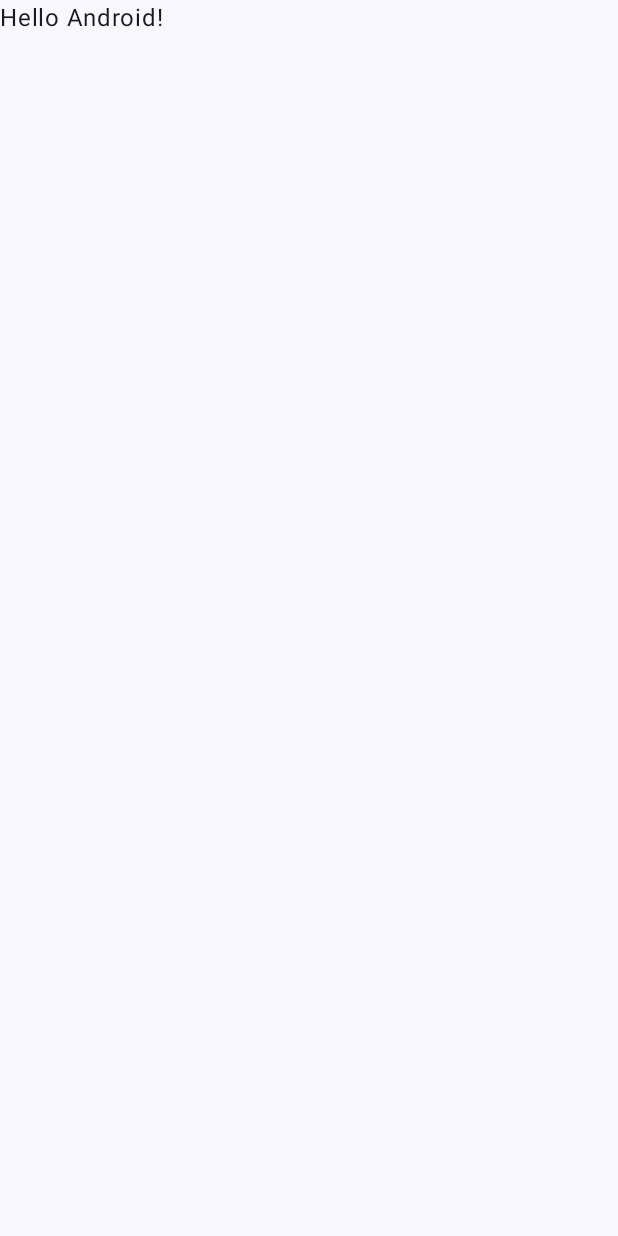
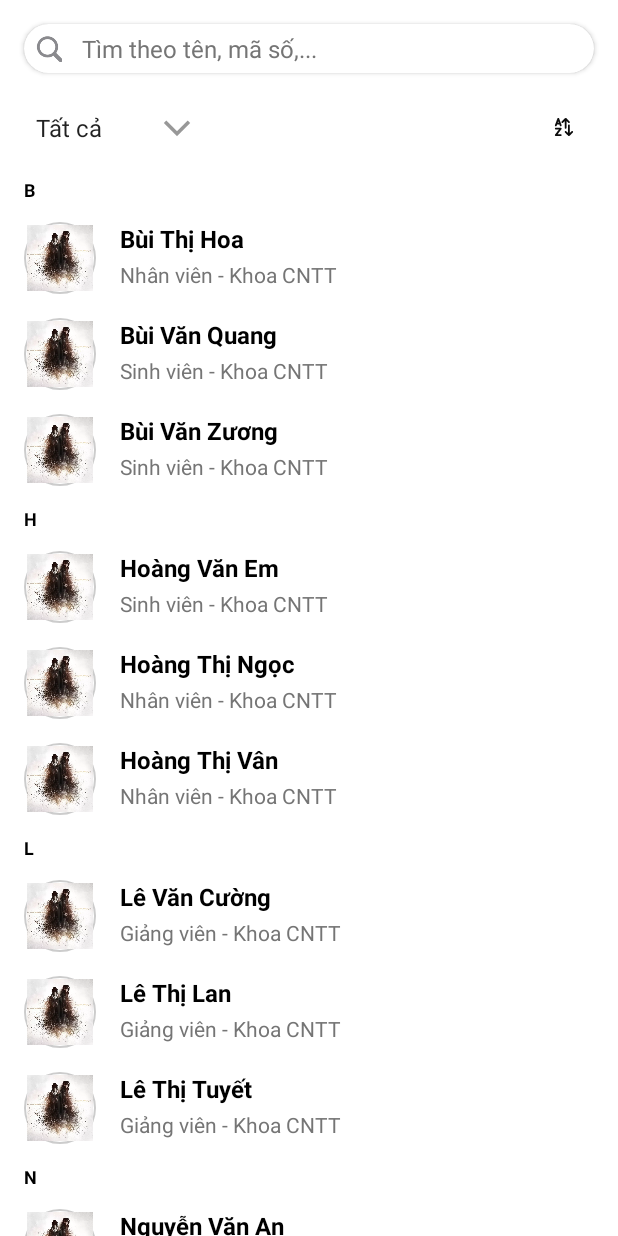
Before and after one commit to dauvangiang/tlu_contact, an Android app built with Jetpack Compose: the screen it shows after launch (MainActivity), on a phone screen of 412 x 824 dp. Before the commit the screen is almost empty. Run offline under Robolectric (Android 15) with nearby library versions, the phone set to English and light mode, and no system bars.

Commit message:
test group contect

```diff
--- a/TLUContact/app/build.gradle.kts
+++ b/TLUContact/app/build.gradle.kts
@@ -51,6 +51,9 @@ dependencies {
     implementation(libs.androidx.ui.graphics)
     implementation(libs.androidx.ui.tooling.preview)
     implementation(libs.androidx.material3)
+    implementation(libs.androidx.constraintlayout)
+    implementation(libs.androidx.cardview)
+    implementation(libs.androidx.recyclerview)
     testImplementation(libs.junit)
     androidTestImplementation(libs.androidx.junit)
     androidTestImplementation(libs.androidx.espresso.core)
--- a/TLUContact/app/src/main/java/com/mobile/group/tlucontact/MainActivity.kt
+++ b/TLUContact/app/src/main/java/com/mobile/group/tlucontact/MainActivity.kt
@@ -11,37 +11,19 @@ import androidx.compose.material3.Text
 import androidx.compose.runtime.Composable
 import androidx.compose.ui.Modifier
 import androidx.compose.ui.tooling.preview.Preview
+import androidx.fragment.app.FragmentActivity
+import com.mobile.group.tlucontact.fragment.ContactListFragment
 import com.mobile.group.tlucontact.ui.theme.TLUContactTheme
 
-class MainActivity : ComponentActivity() {
+class MainActivity : FragmentActivity() {
     override fun onCreate(savedInstanceState: Bundle?) {
         super.onCreate(savedInstanceState)
-        enableEdgeToEdge()
-        setContent {
-            TLUContactTheme {
-                Scaffold(modifier = Modifier.fillMaxSize()) { innerPadding ->
-                    Greeting(
-                        name = "Android",
-                        modifier = Modifier.padding(innerPadding)
-                    )
-                }
-            }
+        setContentView(R.layout.activity_main)
+
+        if (savedInstanceState == null) {
+            supportFragmentManager.beginTransaction()
+                .replace(R.id.container, ContactListFragment())
+                .commit()
         }
     }
 }
-
-@Composable
-fun Greeting(name: String, modifier: Modifier = Modifier) {
-    Text(
-        text = "Hello $name!",
-        modifier = modifier
-    )
-}
-
-@Preview(showBackground = true)
-@Composable
-fun GreetingPreview() {
-    TLUContactTheme {
-        Greeting("Android")
-    }
-}
--- /dev/null
+++ b/TLUContact/app/src/main/java/com/mobile/group/tlucontact/adapter/ContactAdapter.kt
@@ -0,0 +1,124 @@
+package com.mobile.group.tlucontact.adapter
+
+import Contact
+import android.view.LayoutInflater
+import android.view.View
+import android.view.ViewGroup
+import android.widget.ImageView
+import android.widget.TextView
+import androidx.recyclerview.widget.RecyclerView
+import com.mobile.group.tlucontact.R
+
+class ContactAdapter : RecyclerView.Adapter<RecyclerView.ViewHolder>() {
+
+    companion object {
+        private const val TYPE_HEADER = 0
+        private const val TYPE_CONTACT = 1
+    }
+
+    private var items: List<ContactListItem> = emptyList()
+    private var filteredItems: List<ContactListItem> = emptyList()
+
+    fun setData(contacts: List<Contact>) {
+        // Group contacts by first letter and create headers
+        val groupedContacts = contacts.groupBy { it.firstLetter }
+            .toSortedMap()
+            .flatMap { (letter, contactsInGroup) ->
+                listOf(ContactListItem.Header(letter)) +
+                        contactsInGroup.map { ContactListItem.ContactItem(it) }
+            }
+
+        items = groupedContacts
+        filteredItems = groupedContacts
+        notifyDataSetChanged()
+    }
+
+    fun filter(query: String) {
+        if (query.isEmpty()) {
+            filteredItems = items
+        } else {
+            // Filter contacts and rebuild the list with headers
+            val filteredContacts = items.filterIsInstance<ContactListItem.ContactItem>()
+                .filter { it.contact.name.contains(query, ignoreCase = true) }
+                .groupBy { it.contact.firstLetter }
+                .toSortedMap()
+                .flatMap { (letter, contactsInGroup) ->
+                    listOf(ContactListItem.Header(letter)) + contactsInGroup
+                }
+
+            filteredItems = filteredContacts
+        }
+        notifyDataSetChanged()
+    }
+
+    fun sort(ascending: Boolean) {
+        // Extract contacts, sort them, and rebuild the list with headers
+        val contacts = items.filterIsInstance<ContactListItem.ContactItem>()
+            .map { it.contact }
+            .let {
+                if (ascending) it.sortedBy { contact -> contact.name }
+                else it.sortedByDescending { contact -> contact.name }
+            }
+
+        setData(contacts)
+    }
+
+    override fun getItemViewType(position: Int): Int {
+        return when (filteredItems[position]) {
+            is ContactListItem.Header -> TYPE_HEADER
+            is ContactListItem.ContactItem -> TYPE_CONTACT
+        }
+    }
+
+    override fun onCreateViewHolder(parent: ViewGroup, viewType: Int): RecyclerView.ViewHolder {
+        return when (viewType) {
+            TYPE_HEADER -> {
+                val view = LayoutInflater.from(parent.context)
+                    .inflate(R.layout.item_contact_header, parent, false)
+                HeaderViewHolder(view)
+            }
+            TYPE_CONTACT -> {
+                val view = LayoutInflater.from(parent.context)
+                    .inflate(R.layout.item_contact, parent, false)
+                ContactViewHolder(view)
+            }
+            else -> throw IllegalArgumentException("Invalid view type")
+        }
+    }
+
+    override fun onBindViewHolder(holder: RecyclerView.ViewHolder, position: Int) {
+        when (val item = filteredItems[position]) {
+            is ContactListItem.Header -> (holder as HeaderViewHolder).bind(item)
+            is ContactListItem.ContactItem -> (holder as ContactViewHolder).bind(item.contact)
+        }
+    }
+
+    override fun getItemCount(): Int = filteredItems.size
+
+    class HeaderViewHolder(itemView: View) : RecyclerView.ViewHolder(itemView) {
+        private val textViewHeader: TextView = itemView.findViewById(R.id.textViewHeader)
+
+        fun bind(header: ContactListItem.Header) {
+            textViewHeader.text = header.letter
+        }
+    }
+
+    class ContactViewHolder(itemView: View) : RecyclerView.ViewHolder(itemView) {
+        private val imageViewAvatar: ImageView = itemView.findViewById(R.id.imageViewAvatar)
+        private val textViewName: TextView = itemView.findViewById(R.id.textViewName)
+        private val textViewPosition: TextView = itemView.findViewById(R.id.textViewPosition)
+
+        fun bind(contact: Contact) {
+            textViewName.text = contact.name
+            textViewPosition.text = contact.displayPosition
+
+            // Sử dụng setImageResource thay vì Glide
+            imageViewAvatar.setImageResource(contact.avatarResId)
+        }
+    }
+}
+
+sealed class ContactListItem {
+    data class Header(val letter: String) : ContactListItem()
+    data class ContactItem(val contact: Contact) : ContactListItem()
+}
--- /dev/null
+++ b/TLUContact/app/src/main/java/com/mobile/group/tlucontact/fragment/ContactListFragment.kt
@@ -0,0 +1,145 @@
+package com.mobile.group.tlucontact.fragment
+
+import Contact
+import android.os.Bundle
+import android.text.Editable
+import android.text.TextWatcher
+import android.view.LayoutInflater
+import android.view.View
+import android.view.ViewGroup
+import android.widget.ArrayAdapter
+import android.widget.EditText
+import android.widget.ImageButton
+import android.widget.Spinner
+import androidx.fragment.app.Fragment
+import androidx.recyclerview.widget.LinearLayoutManager
+import androidx.recyclerview.widget.RecyclerView
+import com.mobile.group.tlucontact.R
+import com.mobile.group.tlucontact.adapter.ContactAdapter
+
+class ContactListFragment : Fragment() {
+
+    private lateinit var recyclerView: RecyclerView
+    private lateinit var adapter: ContactAdapter
+    private lateinit var editTextSearch: EditText
+    private lateinit var spinnerFilter: Spinner
+    private lateinit var buttonSort: ImageButton
+
+    private var isAscendingSort = true
+    private val mockContacts = createMockData()
+
+    override fun onCreateView(
+        inflater: LayoutInflater, container: ViewGroup?,
+        savedInstanceState: Bundle?
+    ): View? {
+        return inflater.inflate(R.layout.fragment_contact_list, container, false)
+    }
+
+    override fun onViewCreated(view: View, savedInstanceState: Bundle?) {
+        super.onViewCreated(view, savedInstanceState)
+
+        // Initialize views
+        recyclerView = view.findViewById(R.id.recyclerViewContacts)
+        editTextSearch = view.findViewById(R.id.editTextSearch)
+        spinnerFilter = view.findViewById(R.id.spinnerFilter)
+        buttonSort = view.findViewById(R.id.buttonSort)
+
+        setupRecyclerView()
+        setupSearch()
+        setupFilter()
+        setupSort()
+    }
+
+    private fun setupRecyclerView() {
+        adapter = ContactAdapter()
+        recyclerView.layoutManager = LinearLayoutManager(requireContext())
+        recyclerView.adapter = adapter
+
+        // Set initial data
+        adapter.setData(mockContacts)
+    }
+
+    private fun setupSearch() {
+        editTextSearch.addTextChangedListener(object : TextWatcher {
+            override fun beforeTextChanged(s: CharSequence?, start: Int, count: Int, after: Int) {}
+
+            override fun onTextChanged(s: CharSequence?, start: Int, before: Int, count: Int) {
+                adapter.filter(s.toString())
+            }
+
+            override fun afterTextChanged(s: Editable?) {}
+        })
+    }
+
+    private fun setupFilter() {
+        val filterOptions = arrayOf("Tất cả", "Giảng viên", "Sinh viên", "Nhân viên")
+        val filterAdapter = ArrayAdapter(
+            requireContext(),
+            android.R.layout.simple_spinner_item,
+            filterOptions
+        )
+        filterAdapter.setDropDownViewResource(android.R.layout.simple_spinner_dropdown_item)
+        spinnerFilter.adapter = filterAdapter
+
+        spinnerFilter.setOnItemSelectedListener { position ->
+            val selectedFilter = filterOptions[position]
+            filterContacts(selectedFilter)
+        }
+    }
+
+    private fun filterContacts(filter: String) {
+        if (filter == "Tất cả") {
+            adapter.setData(mockContacts)
+        } else {
+            val filtered = mockContacts.filter { it.position == filter }
+            adapter.setData(filtered)
+        }
+    }
+
+    private fun setupSort() {
+        buttonSort.setOnClickListener {
+            isAscendingSort = !isAscendingSort
+            adapter.sort(isAscendingSort)
+        }
+    }
+
+    private fun createMockData(): List<Contact> {
+        return listOf(
+            Contact("1", "Nguyễn Văn An", "Giảng viên", "Khoa CNTT", R.drawable.hmm),
+            Contact("2", "Trần Thị Bình", "Giảng viên", "Khoa CNTT", R.drawable.hmm),
+            Contact("3", "Lê Văn Cường", "Giảng viên", "Khoa CNTT", R.drawable.hmm),
+            Contact("4", "Phạm Thị Dung", "Giảng viên", "Khoa CNTT", R.drawable.hmm),
+            Contact("5", "Hoàng Văn Em", "Sinh viên", "Khoa CNTT", R.drawable.hmm),
+            Contact("6", "Ngô Thị Phương", "Sinh viên", "Khoa CNTT", R.drawable.hmm),
+            Contact("7", "Đỗ Văn Giang", "Sinh viên", "Khoa CNTT", R.drawable.hmm),
+            Contact("8", "Bùi Thị Hoa", "Nhân viên", "Khoa CNTT", R.drawable.hmm),
+            Contact("9", "Nguyễn Văn Thắm", "Giảng viên", "Khoa CNTT", R.drawable.hmm),
+            Contact("10", "Trần Văn Khánh", "Giảng viên", "Khoa CNTT", R.drawable.hmm),
+            Contact("11", "Lê Thị Lan", "Giảng viên", "Khoa CNTT", R.drawable.hmm),
+            Contact("12", "Phạm Văn Minh", "Nhân viên", "Khoa CNTT", R.drawable.hmm),
+            Contact("13", "Hoàng Thị Ngọc", "Nhân viên", "Khoa CNTT", R.drawable.hmm),
+            Contact("14", "Ngô Văn Oanh", "Sinh viên", "Khoa CNTT", R.drawable.hmm),
+            Contact("15", "Đỗ Thị Phương", "Sinh viên", "Khoa CNTT", R.drawable.hmm),
+            Contact("16", "Bùi Văn Quang", "Sinh viên", "Khoa CNTT", R.drawable.hmm),
+            Contact("17", "Nguyễn Thị Rạng", "Giảng viên", "Khoa CNTT", R.drawable.hmm),
+            Contact("18", "Trần Văn Sơn", "Giảng viên", "Khoa CNTT", R.drawable.hmm),
+            Contact("19", "Lê Thị Tuyết", "Giảng viên", "Khoa CNTT", R.drawable.hmm),
+            Contact("20", "Phạm Văn Uy", "Nhân viên", "Khoa CNTT", R.drawable.hmm),
+            Contact("21", "Hoàng Thị Vân", "Nhân viên", "Khoa CNTT", R.drawable.hmm),
+            Contact("22", "Ngô Văn Xuân", "Sinh viên", "Khoa CNTT", R.drawable.hmm),
+            Contact("23", "Đỗ Thị Yến", "Sinh viên", "Khoa CNTT", R.drawable.hmm),
+            Contact("24", "Bùi Văn Zương", "Sinh viên", "Khoa CNTT", R.drawable.hmm)
+        )
+    }
+}
+
+// Extension function for Spinner
+private fun Spinner.setOnItemSelectedListener(listener: (Int) -> Unit) {
+    this.setOnItemSelectedListener(object : android.widget.AdapterView.OnItemSelectedListener {
+        override fun onItemSelected(parent: android.widget.AdapterView<*>?, view: View?, position: Int, id: Long) {
+            listener(position)
+        }
+
+        override fun onNothingSelected(parent: android.widget.AdapterView<*>?) {}
+    })
+}
--- a/TLUContact/app/src/main/java/com/mobile/group/tlucontact/models/Contact.kt
+++ b/TLUContact/app/src/main/java/com/mobile/group/tlucontact/models/Contact.kt
@@ -1,4 +1,13 @@
-package com.mobile.group.tlucontact.models
+data class Contact(
+    val id: String,
+    val name: String,
+    val position: String,
+    val department: String,
+    val avatarResId: Int // Thay đổi từ avatarUrl thành avatarResId
+) {
+    val displayPosition: String
+        get() = "$position - $department"
 
-class Contact {
+    val firstLetter: String
+        get() = name.first().uppercase()
 }
--- /dev/null
+++ b/TLUContact/app/src/main/res/drawable/circle_background.xml
@@ -0,0 +1,8 @@
+<?xml version="1.0" encoding="utf-8"?>
+<shape xmlns:android="http://schemas.android.com/apk/res/android"
+    android:shape="oval">
+    <solid android:color="#FFFFFF" />
+    <stroke
+        android:width="1dp"
+        android:color="#CCCCCC" />
+</shape>
--- /dev/null
+++ b/TLUContact/app/src/main/res/drawable/default_avatar.xml
@@ -0,0 +1,5 @@
+<?xml version="1.0" encoding="utf-8"?>
+<shape xmlns:android="http://schemas.android.com/apk/res/android"
+    android:shape="oval">
+    <solid android:color="#CCCCCC" />
+</shape>
--- a/TLUContact/app/src/main/res/layout/activity_main.xml
+++ b/TLUContact/app/src/main/res/layout/activity_main.xml
@@ -3,5 +3,9 @@
     android:orientation="vertical"
     android:layout_width="match_parent"
     android:layout_height="match_parent">
+    <FrameLayout xmlns:android="http://schemas.android.com/apk/res/android"
+        android:id="@+id/container"
+        android:layout_width="match_parent"
+        android:layout_height="match_parent" />
 
 </LinearLayout>
--- /dev/null
+++ b/TLUContact/app/src/main/res/layout/fragment_contact_list.xml
@@ -0,0 +1,113 @@
+<?xml version="1.0" encoding="utf-8"?>
+<androidx.constraintlayout.widget.ConstraintLayout xmlns:android="http://schemas.android.com/apk/res/android"
+    xmlns:app="http://schemas.android.com/apk/res-auto"
+    xmlns:tools="http://schemas.android.com/tools"
+    android:layout_width="match_parent"
+    android:layout_height="match_parent"
+    android:background="@color/white">
+
+    <androidx.cardview.widget.CardView
+        android:id="@+id/cardViewSearch"
+        android:layout_width="0dp"
+        android:layout_height="wrap_content"
+        android:layout_marginStart="16dp"
+        android:layout_marginTop="16dp"
+        android:layout_marginEnd="16dp"
+        app:cardCornerRadius="24dp"
+        app:cardElevation="2dp"
+        app:layout_constraintEnd_toEndOf="parent"
+        app:layout_constraintStart_toStartOf="parent"
+        app:layout_constraintTop_toTopOf="parent">
+
+        <androidx.constraintlayout.widget.ConstraintLayout
+            android:layout_width="match_parent"
+            android:layout_height="wrap_content"
+            android:padding="0dp">
+
+            <ImageView
+                android:id="@+id/imageViewSearch"
+                android:layout_width="17dp"
+                android:layout_height="17dp"
+                android:layout_marginStart="8dp"
+                android:src="@drawable/magnifyingglass"
+                app:layout_constraintBottom_toBottomOf="parent"
+                app:layout_constraintStart_toStartOf="parent"
+                app:layout_constraintTop_toTopOf="parent"
+                app:tint="#757575" />
+
+            <EditText
+                android:id="@+id/editTextSearch"
+                android:layout_width="0dp"
+                android:layout_height="wrap_content"
+                android:layout_marginStart="8dp"
+                android:background="@null"
+                android:hint="Tìm theo tên, mã số,..."
+                android:inputType="text"
+                android:padding="5dp"
+                android:textColorHint="#757575"
+                android:textSize="16sp"
+                app:layout_constraintBottom_toBottomOf="parent"
+                app:layout_constraintEnd_toEndOf="parent"
+                app:layout_constraintStart_toEndOf="@+id/imageViewSearch"
+                app:layout_constraintTop_toTopOf="parent" />
+        </androidx.constraintlayout.widget.ConstraintLayout>
+    </androidx.cardview.widget.CardView>
+
+    <androidx.constraintlayout.widget.ConstraintLayout
+        android:id="@+id/layoutFilter"
+        android:layout_width="0dp"
+        android:layout_height="wrap_content"
+        android:layout_marginTop="16dp"
+        app:layout_constraintEnd_toEndOf="parent"
+        app:layout_constraintStart_toStartOf="parent"
+        app:layout_constraintTop_toBottomOf="@+id/cardViewSearch">
+
+        <Spinner
+            android:id="@+id/spinnerFilter"
+            android:layout_width="wrap_content"
+            android:layout_height="wrap_content"
+            android:layout_marginStart="16dp"
+            android:background="@null"
+            android:minWidth="50dp"
+            android:textSize="16sp"
+            app:layout_constraintBottom_toBottomOf="parent"
+            app:layout_constraintStart_toStartOf="parent"
+            app:layout_constraintTop_toTopOf="parent" />
+
+        <ImageView
+            android:id="@+id/imageViewDropdown"
+            android:layout_width="21dp"
+            android:layout_height="21dp"
+            android:layout_marginStart="1dp"
+            android:src="@drawable/drop_list_filter"
+            app:layout_constraintBottom_toBottomOf="@+id/spinnerFilter"
+            app:layout_constraintStart_toEndOf="@+id/spinnerFilter"
+            app:layout_constraintTop_toTopOf="@+id/spinnerFilter"
+            app:tint="#757575" />
+
+        <ImageButton
+            android:id="@+id/buttonSort"
+            android:layout_width="wrap_content"
+            android:layout_height="wrap_content"
+            android:layout_marginEnd="16dp"
+            android:padding="8dp"
+            android:background="#FFFFFF"
+            android:src="@drawable/ic_sort_az"
+            app:layout_constraintBottom_toBottomOf="parent"
+            app:layout_constraintEnd_toEndOf="parent"
+            app:layout_constraintTop_toTopOf="parent"
+            tools:ignore="MissingConstraints"/>
+    </androidx.constraintlayout.widget.ConstraintLayout>
+
+    <androidx.recyclerview.widget.RecyclerView
+        android:id="@+id/recyclerViewContacts"
+        android:layout_width="0dp"
+        android:layout_height="0dp"
+        android:layout_marginTop="8dp"
+        app:layout_constraintBottom_toBottomOf="parent"
+        app:layout_constraintEnd_toEndOf="parent"
+        app:layout_constraintStart_toStartOf="parent"
+        app:layout_constraintTop_toBottomOf="@+id/layoutFilter"
+        tools:listitem="@layout/item_contact" />
+
+</androidx.constraintlayout.widget.ConstraintLayout>
--- /dev/null
+++ b/TLUContact/app/src/main/res/layout/item_contact.xml
@@ -0,0 +1,52 @@
+<?xml version="1.0" encoding="utf-8"?>
+<androidx.constraintlayout.widget.ConstraintLayout xmlns:android="http://schemas.android.com/apk/res/android"
+    xmlns:app="http://schemas.android.com/apk/res-auto"
+    xmlns:tools="http://schemas.android.com/tools"
+    android:layout_width="match_parent"
+    android:layout_height="wrap_content"
+    android:paddingStart="16dp"
+    android:paddingTop="8dp"
+    android:paddingEnd="16dp"
+    android:paddingBottom="8dp">
+
+    <ImageView
+        android:id="@+id/imageViewAvatar"
+        android:layout_width="48dp"
+        android:layout_height="48dp"
+        android:background="@drawable/circle_background"
+        android:padding="2dp"
+        android:scaleType="centerCrop"
+        android:src="@drawable/default_avatar"
+        app:layout_constraintBottom_toBottomOf="parent"
+        app:layout_constraintStart_toStartOf="parent"
+        app:layout_constraintTop_toTopOf="parent" />
+
+    <TextView
+        android:id="@+id/textViewName"
+        android:layout_width="0dp"
+        android:layout_height="wrap_content"
+        android:layout_marginStart="16dp"
+        android:textColor="#000000"
+        android:textSize="16sp"
+        android:textStyle="bold"
+        app:layout_constraintEnd_toEndOf="parent"
+        app:layout_constraintStart_toEndOf="@+id/imageViewAvatar"
+        app:layout_constraintTop_toTopOf="@+id/imageViewAvatar"
+        tools:text="Nguyễn Văn Thắm" />
+
+    <TextView
+        android:id="@+id/textViewPosition"
+        android:layout_width="0dp"
+        android:layout_height="wrap_content"
+        android:layout_marginStart="16dp"
+        android:textColor="#757575"
+        android:textSize="14sp"
+        app:layout_constraintBottom_toBottomOf="@+id/imageViewAvatar"
+        app:layout_constraintEnd_toEndOf="parent"
+        app:layout_constraintStart_toEndOf="@+id/imageViewAvatar"
+        app:layout_constraintTop_toBottomOf="@+id/textViewName"
+        tools:text="Giảng viên - Khoa CNTT" />
+
+
+
+</androidx.constraintlayout.widget.ConstraintLayout>
--- /dev/null
+++ b/TLUContact/app/src/main/res/layout/item_contact_header.xml
@@ -0,0 +1,25 @@
+<?xml version="1.0" encoding="utf-8"?>
+<androidx.constraintlayout.widget.ConstraintLayout xmlns:android="http://schemas.android.com/apk/res/android"
+    xmlns:app="http://schemas.android.com/apk/res-auto"
+    xmlns:tools="http://schemas.android.com/tools"
+    android:layout_width="match_parent"
+    android:layout_height="wrap_content"
+    android:background="#FFFFFF"
+    android:paddingStart="16dp"
+    android:paddingTop="5dp"
+    android:paddingEnd="16dp"
+    android:paddingBottom="5dp">
+
+    <TextView
+        android:id="@+id/textViewHeader"
+        android:layout_width="wrap_content"
+        android:layout_height="wrap_content"
+        android:textColor="#000000"
+        android:textSize="12sp"
+        android:textStyle="bold"
+        app:layout_constraintBottom_toBottomOf="parent"
+        app:layout_constraintStart_toStartOf="parent"
+        app:layout_constraintTop_toTopOf="parent"
+        tools:text="A" />
+
+</androidx.constraintlayout.widget.ConstraintLayout>
--- a/TLUContact/gradle/libs.versions.toml
+++ b/TLUContact/gradle/libs.versions.toml
@@ -9,6 +9,9 @@ espressoCore = "3.6.1"
 lifecycleRuntimeKtx = "2.8.7"
 activityCompose = "1.10.1"
 composeBom = "2024.04.01"
+constraintlayout = "2.2.1"
+cardview = "1.0.0"
+recyclerview = "1.4.0"
 
 [libraries]
 androidx-core-ktx = { group = "androidx.core", name = "core-ktx", version.ref = "coreKtx" }
@@ -27,6 +30,9 @@ androidx-ui-tooling-preview = { group = "androidx.compose.ui", name = "ui-toolin
 androidx-ui-test-manifest = { group = "androidx.compose.ui", name = "ui-test-manifest" }
 androidx-ui-test-junit4 = { group = "androidx.compose.ui", name = "ui-test-junit4" }
 androidx-material3 = { group = "androidx.compose.material3", name = "material3" }
+androidx-constraintlayout = { group = "androidx.constraintlayout", name = "constraintlayout", version.ref = "constraintlayout" }
+androidx-cardview = { group = "androidx.cardview", name = "cardview", version.ref = "cardview" }
+androidx-recyclerview = { group = "androidx.recyclerview", name = "recyclerview", version.ref = "recyclerview" }
 
 [plugins]
 android-application = { id = "com.android.application", version.ref = "agp" }
```
Also changed, not shown: TLUContact/app/src/main/res/drawable/drop_list_filter.png (added), TLUContact/app/src/main/res/drawable/hmm.png (added), TLUContact/app/src/main/res/drawable/magnifyingglass.png (added), TLUContact/app/src/main/res/drawable/sort_az.png (added).
